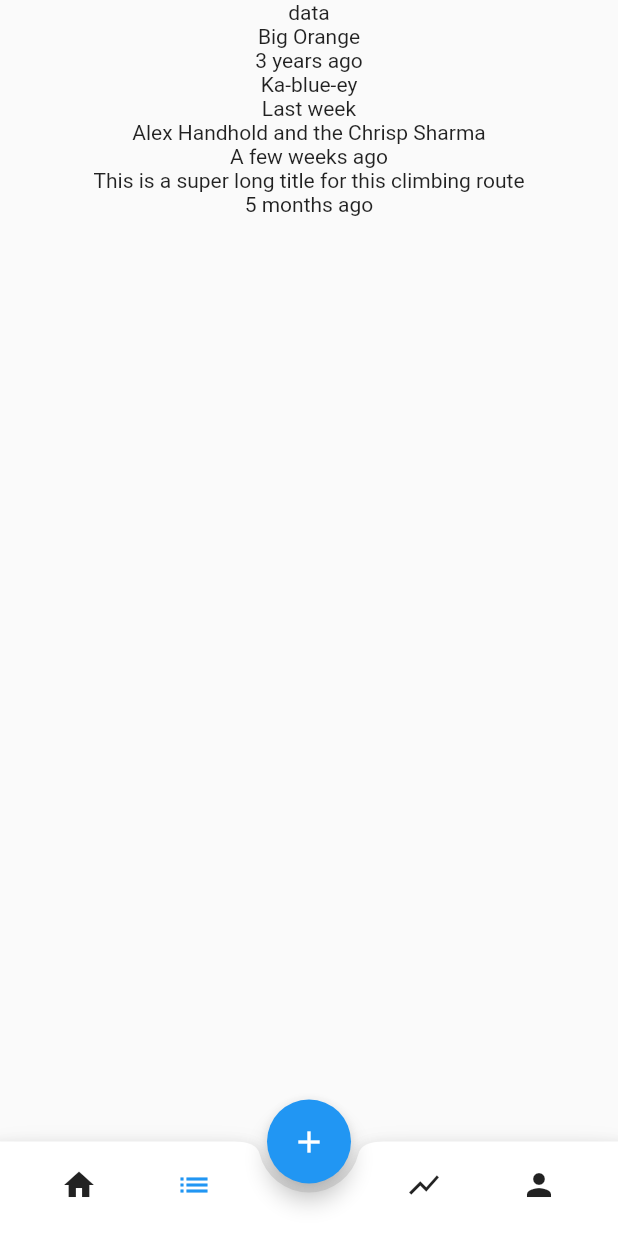
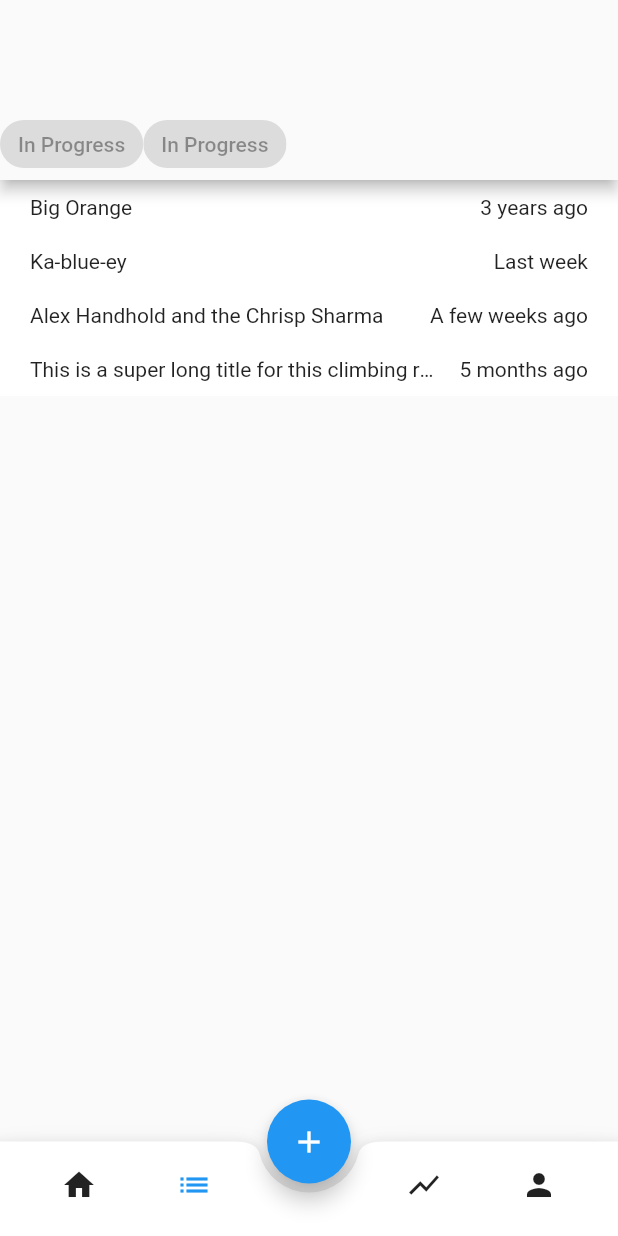
Before and after one commit to Redpoint-app/Redpoint, a Flutter app: the screen it shows after launch, item 2 of the bottom bar chosen, on a phone screen of 412 x 824 dp. Run offline on Flutter 3.47's test engine with Material 2 defaults, Android fonts, the phone set to English and light mode, and no system bars; our stand-ins replace dotted_border.

Commit message:
stubbed projects page

```diff
--- a/lib/pages/projects_page.dart
+++ b/lib/pages/projects_page.dart
@@ -74,16 +74,33 @@ class _ProjectsPageState extends State<ProjectsPage> {
 
     return PageScaffold(
       title: "Projects",
+      appBar: AppBar(
+        automaticallyImplyLeading: false,
+        toolbarHeight: 120, // Set this height
+        flexibleSpace: Container(
+          color: Theme.of(context).canvasColor,
+          child: Column(
+            mainAxisAlignment: MainAxisAlignment.end,
+            children: [
+              Row(children: [
+              ChoiceChip(label: Text("In Progress"), selected: false),
+              ChoiceChip(label: Text("In Progress"), selected: false),
+              ],)
+            ],
+          ),
+        ),
+      ),
       body: Column(
         children: <Widget>[
-          const Text("data"),
           Expanded(
             child: ListView.builder(
               scrollDirection: Axis.vertical,
               shrinkWrap: true,
               itemCount: routes.length,
               itemBuilder: (BuildContext context, int index) {
-                return RouteListElement(route: routes[index],);
+                return RouteListElement(
+                  route: routes[index],
+                );
               },
             ),
           ),
--- a/lib/widgets/layout/page_scaffold.dart
+++ b/lib/widgets/layout/page_scaffold.dart
@@ -7,10 +7,11 @@ import 'package:flutter/services.dart';
 import '../nav/bottom_navbar.dart';
 
 class PageScaffold extends StatefulWidget {
-  const PageScaffold({super.key, required this.title, required this.body, this.scrollable});
+  const PageScaffold({super.key, required this.title, required this.body, this.scrollable, this.appBar});
   final String title;
   final Widget body;
   final bool? scrollable;
+  final PreferredSizeWidget? appBar;
 
   @override
   State<PageScaffold> createState() => _PageScaffoldState();
@@ -21,6 +22,7 @@ class _PageScaffoldState extends State<PageScaffold> {
   Widget build(BuildContext context) {
     return Scaffold(
         extendBody: true,
+        appBar: widget.appBar,
         body: AnnotatedRegion<SystemUiOverlayStyle>(
           value: SystemUiOverlayStyle(
             statusBarBrightness: Theme.of(context).brightness,
--- a/lib/widgets/route_widgets/route_list_element.dart
+++ b/lib/widgets/route_widgets/route_list_element.dart
@@ -12,9 +12,25 @@ class RouteListElement extends StatefulWidget {
 class _RouteListElementState extends State<RouteListElement> {
   @override
   Widget build(BuildContext context) {
-    return Column(children: [
-      Text(widget.route.title),
-      Text(widget.route.getDateMessage()),
-      ]);
+    return Container(
+        color: Theme.of(context).cardColor,
+        child: Padding(
+            padding: const EdgeInsets.symmetric(horizontal: 20, vertical: 10),
+            child: Column(children: [
+              Row(
+                children: [
+                  Expanded(
+                    child: Text(
+                      widget.route.title,
+                      overflow: TextOverflow.ellipsis,
+                    ),
+                  ),
+                  Padding(
+                    padding: const EdgeInsets.only(left: 10),
+                    child: Text(widget.route.getDateMessage()),
+                  )
+                ],
+              )
+            ])));
   }
 }
```
